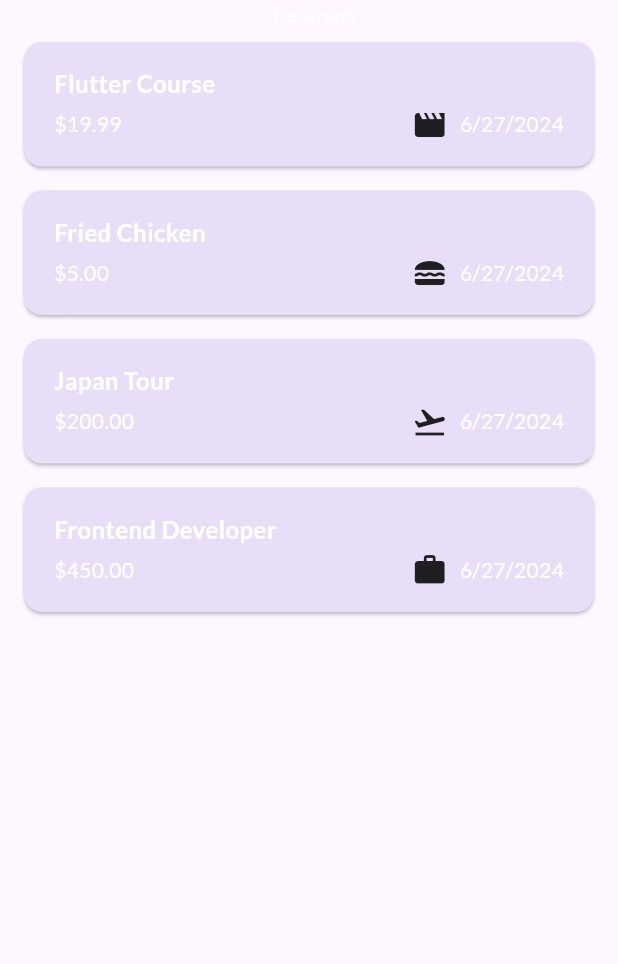
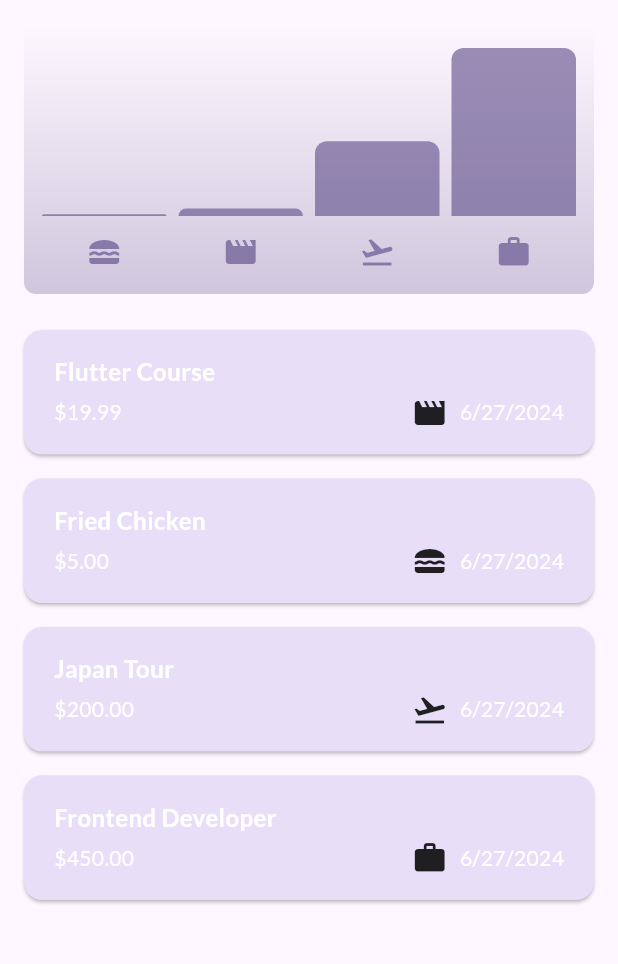
Before and after one commit to ferdinalaxewall/expense_tracker, a Flutter app: the screen it shows after launch, on a phone screen of 412 x 824 dp, the part 84-1048 px from its top. Run offline on Flutter 3.47's test engine with Material 3 defaults, Android fonts, the phone set to English and light mode, and no system bars; our stand-ins replace google_fonts.

Commit message:
Feature/Chart: Add Chart by Fractional Amount

```diff
--- a/lib/main.dart
+++ b/lib/main.dart
@@ -70,7 +70,7 @@ class MyApp extends StatelessWidget {
                   textStyle: const TextStyle(fontWeight: FontWeight.w400)),
             ),
       ),
-      // themeMode: ThemeMode.dark,
+      themeMode: ThemeMode.system,
       home: const Expenses(),
       debugShowCheckedModeBanner: false,
     );
--- a/lib/models/expense.dart
+++ b/lib/models/expense.dart
@@ -4,6 +4,7 @@ import 'package:uuid/uuid.dart';
 
 final formatter = DateFormat.yMd();
 const uuid = Uuid();
+
 enum ExpenseCategory { food, travel, leisure, work }
 
 const categoryIcons = {
@@ -14,12 +15,12 @@ const categoryIcons = {
 };
 
 class Expense {
-  Expense({
-    required this.title,
-    required this.amount,
-    required this.date,
-    required this.category
-  }) : id = uuid.v4();
+  Expense(
+      {required this.title,
+      required this.amount,
+      required this.date,
+      required this.category})
+      : id = uuid.v4();
 
   final String id;
   final String title;
@@ -31,3 +32,25 @@ class Expense {
     return formatter.format(date);
   }
 }
+
+class ExpenseBucket {
+  const ExpenseBucket({required this.category, required this.expenses});
+
+  final ExpenseCategory category;
+  final List<Expense> expenses;
+
+  ExpenseBucket.forCategory(List<Expense> allExpenses, this.category)
+      : expenses = allExpenses
+            .where((expense) => expense.category == category)
+            .toList();
+
+  double get totalExpenses {
+    double sum = 0;
+
+    for (final expense in expenses) {
+      sum += expense.amount;
+    }
+
+    return sum;
+  }
+}
--- /dev/null
+++ b/lib/widgets/charts/chart.dart
@@ -0,0 +1,93 @@
+import 'package:expense_tracker/models/expense.dart';
+import 'package:expense_tracker/widgets/charts/chart_bar.dart';
+import 'package:flutter/material.dart';
+
+class Chart extends StatelessWidget {
+  const Chart({super.key, required this.expenses});
+
+  final List<Expense> expenses;
+
+  List<ExpenseBucket> get buckets {
+    return [
+      ExpenseBucket.forCategory(expenses, ExpenseCategory.food),
+      ExpenseBucket.forCategory(expenses, ExpenseCategory.leisure),
+      ExpenseBucket.forCategory(expenses, ExpenseCategory.travel),
+      ExpenseBucket.forCategory(expenses, ExpenseCategory.work),
+    ];
+  }
+
+  double get maxTotalExpense {
+    double maxTotalExpense = 0;
+
+    for (final bucket in buckets) {
+      if (bucket.totalExpenses > maxTotalExpense) {
+        maxTotalExpense = bucket.totalExpenses;
+      }
+    }
+
+    return maxTotalExpense;
+  }
+
+  @override
+  Widget build(BuildContext context) {
+    final bool isDarkMode =
+        MediaQuery.of(context).platformBrightness == Brightness.dark;
+
+    return Container(
+      margin: const EdgeInsets.all(16),
+      padding: const EdgeInsets.symmetric(
+        vertical: 16,
+        horizontal: 8,
+      ),
+      width: double.infinity,
+      height: 180,
+      decoration: BoxDecoration(
+        borderRadius: BorderRadius.circular(8),
+        gradient: LinearGradient(colors: [
+          Theme.of(context).colorScheme.primary.withOpacity(0.3),
+          Theme.of(context).colorScheme.primary.withOpacity(0.0),
+        ], begin: Alignment.bottomCenter, end: Alignment.topCenter),
+      ),
+      child: Column(
+        children: [
+          Expanded(
+            child: Row(
+              crossAxisAlignment: CrossAxisAlignment.end,
+              children: buckets
+                  .map(
+                    (bucket) => ChartBar(
+                        fill: bucket.totalExpenses != 0
+                            ? (bucket.totalExpenses / maxTotalExpense)
+                            : 0),
+                  )
+                  .toList(),
+            ),
+          ),
+          const SizedBox(
+            height: 12,
+          ),
+          Row(
+            children: buckets
+                .map(
+                  (bucket) => Expanded(
+                    child: Padding(
+                      padding: const EdgeInsets.symmetric(horizontal: 4),
+                      child: Icon(
+                        categoryIcons[bucket.category],
+                        color: isDarkMode
+                            ? Theme.of(context).colorScheme.secondary
+                            : Theme.of(context)
+                                .colorScheme
+                                .primary
+                                .withOpacity(0.7),
+                      ),
+                    ),
+                  ),
+                )
+                .toList(),
+          )
+        ],
+      ),
+    );
+  }
+}
--- /dev/null
+++ b/lib/widgets/charts/chart_bar.dart
@@ -0,0 +1,35 @@
+import 'package:flutter/material.dart';
+
+class ChartBar extends StatelessWidget {
+  const ChartBar({
+    super.key,
+    required this.fill,
+  });
+
+  final double fill;
+
+  @override
+  Widget build(BuildContext context) {
+    final bool isDarkMode =
+        MediaQuery.of(context).platformBrightness == Brightness.dark;
+
+    return Expanded(
+      child: Padding(
+        padding: const EdgeInsets.symmetric(horizontal: 4),
+        child: FractionallySizedBox(
+          heightFactor: fill,
+          child: DecoratedBox(
+            decoration: BoxDecoration(
+                shape: BoxShape.rectangle,
+                borderRadius: const BorderRadius.vertical(
+                  top: Radius.circular(8),
+                ),
+                color: isDarkMode
+                    ? Theme.of(context).colorScheme.secondary
+                    : Theme.of(context).colorScheme.primary.withOpacity(0.65)),
+          ),
+        ),
+      ),
+    );
+  }
+}
--- a/lib/widgets/expenses.dart
+++ b/lib/widgets/expenses.dart
@@ -1,3 +1,4 @@
+import 'package:expense_tracker/widgets/charts/chart.dart';
 import 'package:expense_tracker/widgets/expenses_list/expenses_list.dart';
 import 'package:expense_tracker/models/expense.dart';
 import 'package:expense_tracker/widgets/new_expense.dart';
@@ -103,8 +104,12 @@ class _ExpensesState extends State<Expenses> {
       ),
       body: Column(
         children: [
-          const Text('The Chart'),
-          Expanded(child: mainContent),
+          Chart(
+            expenses: _registeredExpenses,
+          ),
+          Expanded(
+            child: mainContent,
+          ),
         ],
       ),
     );
```
